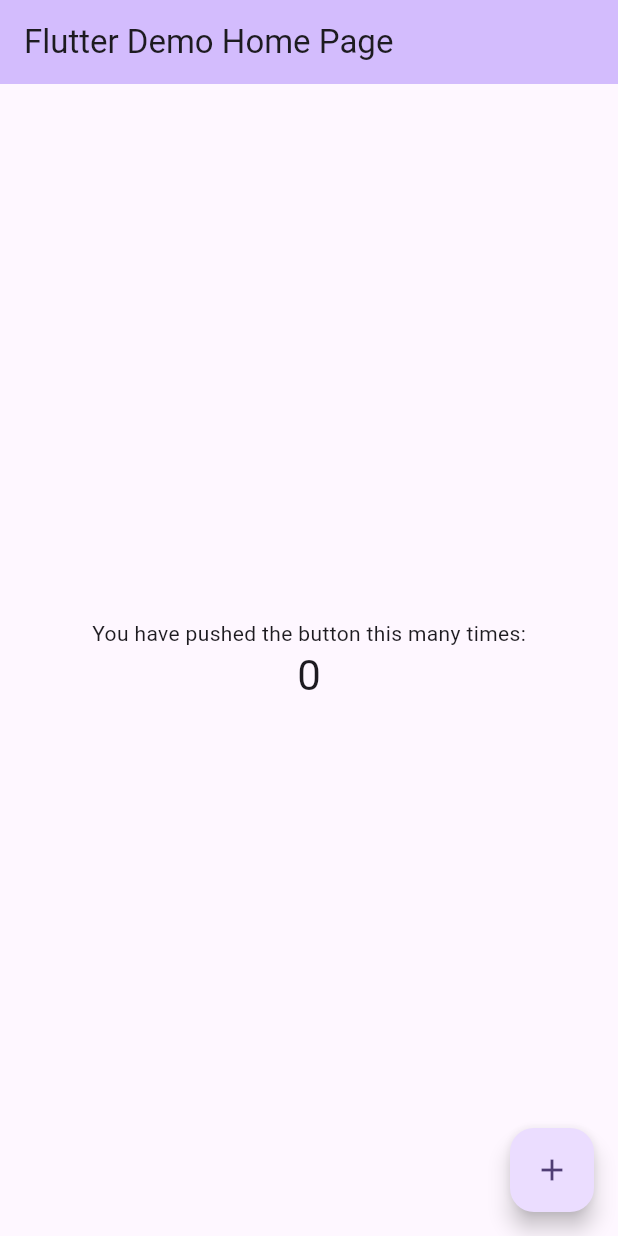
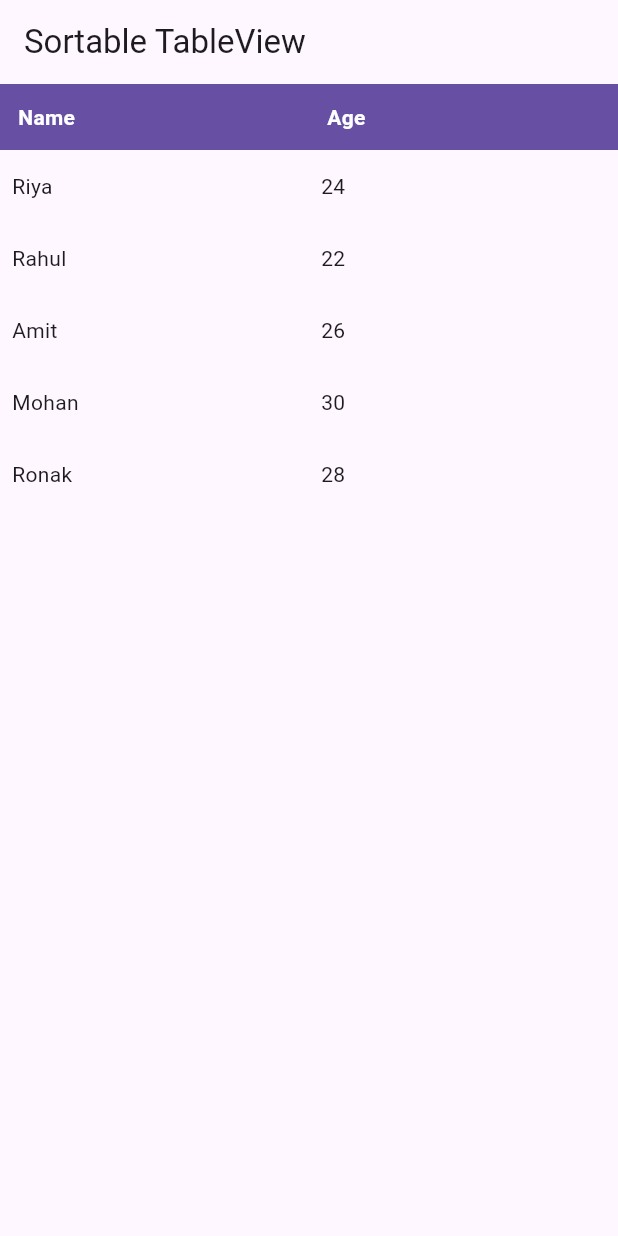
Before and after one commit to 67Vatsal/flutter_shortable_table_view, a Flutter app: the screen it shows after launch, on a phone screen of 412 x 824 dp. Run offline on Flutter 3.47's test engine with Material 3 defaults, Android fonts, the phone set to English and light mode, and no system bars.

Commit message:
sortable table view

```diff
--- a/lib/main.dart
+++ b/lib/main.dart
@@ -1,4 +1,14 @@
 import 'package:flutter/material.dart';
+import 'package:flutter_shortable_table_view/sortable_column.dart';
+import 'package:flutter_shortable_table_view/sortable_table_view.dart';
+
+
+class User {
+  final String name;
+  final int age;
+
+  User(this.name, this.age);
+}
 
 void main() {
   runApp(const MyApp());
@@ -7,116 +17,36 @@ void main() {
 class MyApp extends StatelessWidget {
   const MyApp({super.key});
 
-  // This widget is the root of your application.
   @override
   Widget build(BuildContext context) {
+    final users = [
+      User('Riya', 24),
+      User('Rahul', 22),
+      User('Amit', 26),
+      User('Mohan', 30),
+      User('Ronak', 28),
+    ];
+
     return MaterialApp(
-      title: 'Flutter Demo',
-      theme: ThemeData(
-        // This is the theme of your application.
-        //
-        // TRY THIS: Try running your application with "flutter run". You'll see
-        // the application has a purple toolbar. Then, without quitting the app,
-        // try changing the seedColor in the colorScheme below to Colors.green
-        // and then invoke "hot reload" (save your changes or press the "hot
-        // reload" button in a Flutter-supported IDE, or press "r" if you used
-        // the command line to start the app).
-        //
-        // Notice that the counter didn't reset back to zero; the application
-        // state is not lost during the reload. To reset the state, use hot
-        // restart instead.
-        //
-        // This works for code too, not just values: Most code changes can be
-        // tested with just a hot reload.
-        colorScheme: .fromSeed(seedColor: Colors.deepPurple),
-      ),
-      home: const MyHomePage(title: 'Flutter Demo Home Page'),
-    );
-  }
-}
-
-class MyHomePage extends StatefulWidget {
-  const MyHomePage({super.key, required this.title});
-
-  // This widget is the home page of your application. It is stateful, meaning
-  // that it has a State object (defined below) that contains fields that affect
-  // how it looks.
-
-  // This class is the configuration for the state. It holds the values (in this
-  // case the title) provided by the parent (in this case the App widget) and
-  // used by the build method of the State. Fields in a Widget subclass are
-  // always marked "final".
-
-  final String title;
-
-  @override
-  State<MyHomePage> createState() => _MyHomePageState();
-}
-
-class _MyHomePageState extends State<MyHomePage> {
-  int _counter = 0;
-
-  void _incrementCounter() {
-    setState(() {
-      // This call to setState tells the Flutter framework that something has
-      // changed in this State, which causes it to rerun the build method below
-      // so that the display can reflect the updated values. If we changed
-      // _counter without calling setState(), then the build method would not be
-      // called again, and so nothing would appear to happen.
-      _counter++;
-    });
-  }
-
-  @override
-  Widget build(BuildContext context) {
-    // This method is rerun every time setState is called, for instance as done
-    // by the _incrementCounter method above.
-    //
-    // The Flutter framework has been optimized to make rerunning build methods
-    // fast, so that you can just rebuild anything that needs updating rather
-    // than having to individually change instances of widgets.
-    return Scaffold(
-      appBar: AppBar(
-        // TRY THIS: Try changing the color here to a specific color (to
-        // Colors.amber, perhaps?) and trigger a hot reload to see the AppBar
-        // change color while the other colors stay the same.
-        backgroundColor: Theme.of(context).colorScheme.inversePrimary,
-        // Here we take the value from the MyHomePage object that was created by
-        // the App.build method, and use it to set our appbar title.
-        title: Text(widget.title),
-      ),
-      body: Center(
-        // Center is a layout widget. It takes a single child and positions it
-        // in the middle of the parent.
-        child: Column(
-          // Column is also a layout widget. It takes a list of children and
-          // arranges them vertically. By default, it sizes itself to fit its
-          // children horizontally, and tries to be as tall as its parent.
-          //
-          // Column has various properties to control how it sizes itself and
-          // how it positions its children. Here we use mainAxisAlignment to
-          // center the children vertically; the main axis here is the vertical
-          // axis because Columns are vertical (the cross axis would be
-          // horizontal).
-          //
-          // TRY THIS: Invoke "debug painting" (choose the "Toggle Debug Paint"
-          // action in the IDE, or press "p" in the console), to see the
-          // wireframe for each widget.
-          mainAxisAlignment: .center,
-          children: [
-            const Text('You have pushed the button this many times:'),
-            Text(
-              '$_counter',
-              style: Theme.of(context).textTheme.headlineMedium,
+      debugShowCheckedModeBanner: false,
+      home: Scaffold(
+        appBar: AppBar(title: const Text('Sortable TableView')),
+        body: SortableTableView<User>(
+          data: users,
+          columns: [
+            SortableColumn<User>(
+              title: 'Name',
+              cellBuilder: (u) => Text(u.name),
+              sort: (a, b) => a.name.compareTo(b.name),
+            ),
+            SortableColumn<User>(
+              title: 'Age',
+              cellBuilder: (u) => Text('${u.age}'),
+              sort: (a, b) => a.age.compareTo(b.age),
             ),
           ],
         ),
       ),
-      floatingActionButton: FloatingActionButton(
-        onPressed: _incrementCounter,
-        tooltip: 'Increment',
-        child: const Icon(Icons.add),
-      ),
     );
   }
 }
--- /dev/null
+++ b/lib/sortable_column.dart
@@ -0,0 +1,17 @@
+import 'package:flutter/cupertino.dart';
+
+typedef SortCallback<T> = int Function(T a, T b);
+
+class SortableColumn<T> {
+  final String title;
+  final double? width;
+  final Widget Function(T item) cellBuilder;
+  final SortCallback<T>? sort;
+
+  SortableColumn({
+    required this.title,
+    required this.cellBuilder,
+    this.sort,
+    this.width,
+  });
+}
--- /dev/null
+++ b/lib/sortable_table_view.dart
@@ -0,0 +1,117 @@
+import 'package:flutter/material.dart';
+import 'sortable_column.dart';
+
+class SortableTableView<T> extends StatefulWidget {
+  final List<T> data;
+  final List<SortableColumn<T>> columns;
+  final double rowHeight;
+  final Color? headerColor;
+
+  const SortableTableView({
+    super.key,
+    required this.data,
+    required this.columns,
+    this.rowHeight = 48,
+    this.headerColor,
+  });
+
+  @override
+  State<SortableTableView<T>> createState() => _SortableTableViewState<T>();
+}
+
+class _SortableTableViewState<T> extends State<SortableTableView<T>> {
+  int? _sortColumnIndex;
+  bool _ascending = true;
+  late List<T> _rows;
+
+  @override
+  void initState() {
+    super.initState();
+    _rows = List.from(widget.data);
+  }
+
+  void _onSort(int index) {
+    final sortFn = widget.columns[index].sort;
+    if (sortFn == null) return;
+
+    setState(() {
+      if (_sortColumnIndex == index) {
+        _ascending = !_ascending;
+      } else {
+        _sortColumnIndex = index;
+        _ascending = true;
+      }
+
+      _rows.sort((a, b) =>
+      _ascending ? sortFn(a, b) : sortFn(b, a));
+    });
+  }
+
+  @override
+  Widget build(BuildContext context) {
+    return Column(
+      children: [
+        // Header
+        Container(
+          color: widget.headerColor ?? Theme.of(context).primaryColor,
+          child: Row(
+            children: List.generate(widget.columns.length, (index) {
+              final column = widget.columns[index];
+              return Expanded(
+                flex: column.width?.toInt() ?? 1,
+                child: InkWell(
+                  onTap: () => _onSort(index),
+                  child: Padding(
+                    padding: const EdgeInsets.all(12),
+                    child: Row(
+                      children: [
+                        Text(
+                          column.title,
+                          style: const TextStyle(
+                            color: Colors.white,
+                            fontWeight: FontWeight.bold,
+                          ),
+                        ),
+                        if (_sortColumnIndex == index)
+                          Icon(
+                            _ascending
+                                ? Icons.arrow_upward
+                                : Icons.arrow_downward,
+                            size: 16,
+                            color: Colors.white,
+                          )
+                      ],
+                    ),
+                  ),
+                ),
+              );
+            }),
+          ),
+        ),
+
+        // Rows
+        ListView.builder(
+          shrinkWrap: true,
+          itemCount: _rows.length,
+          itemBuilder: (_, rowIndex) {
+            final item = _rows[rowIndex];
+            return SizedBox(
+              height: widget.rowHeight,
+              child: Row(
+                children: widget.columns.map((column) {
+                  return Expanded(
+                    flex: column.width?.toInt() ?? 1,
+                    child: Padding(
+                      padding: const EdgeInsets.all(8),
+                      child: column.cellBuilder(item),
+                    ),
+                  );
+                }).toList(),
+              ),
+            );
+          },
+        ),
+      ],
+    );
+  }
+}
```
